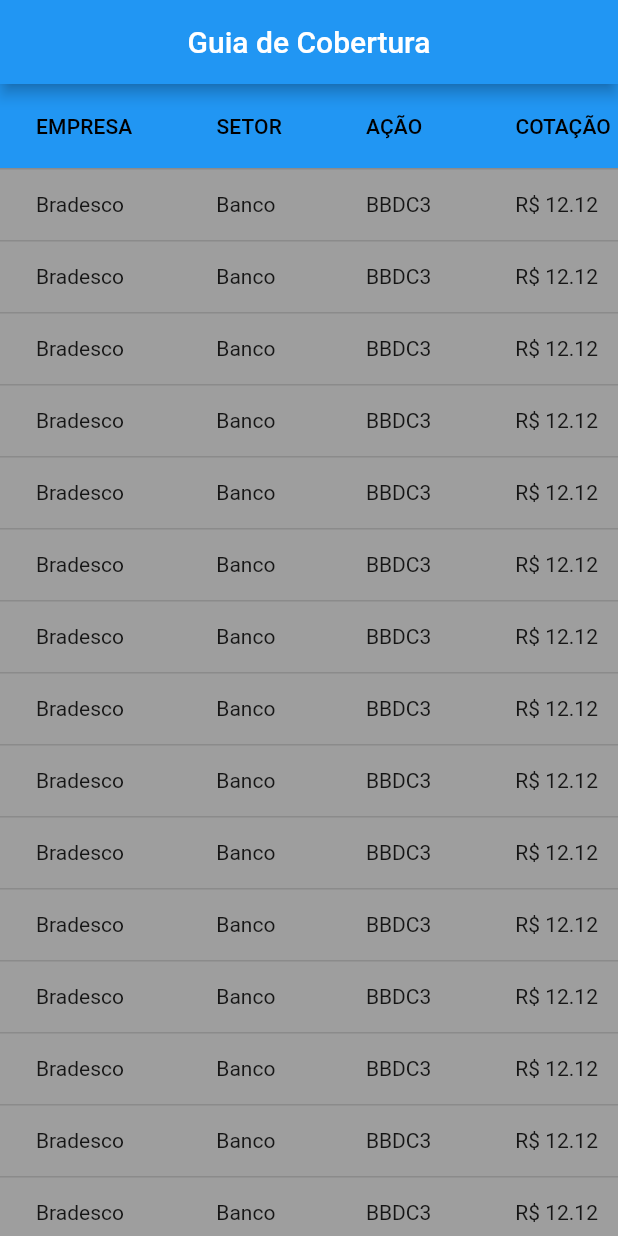
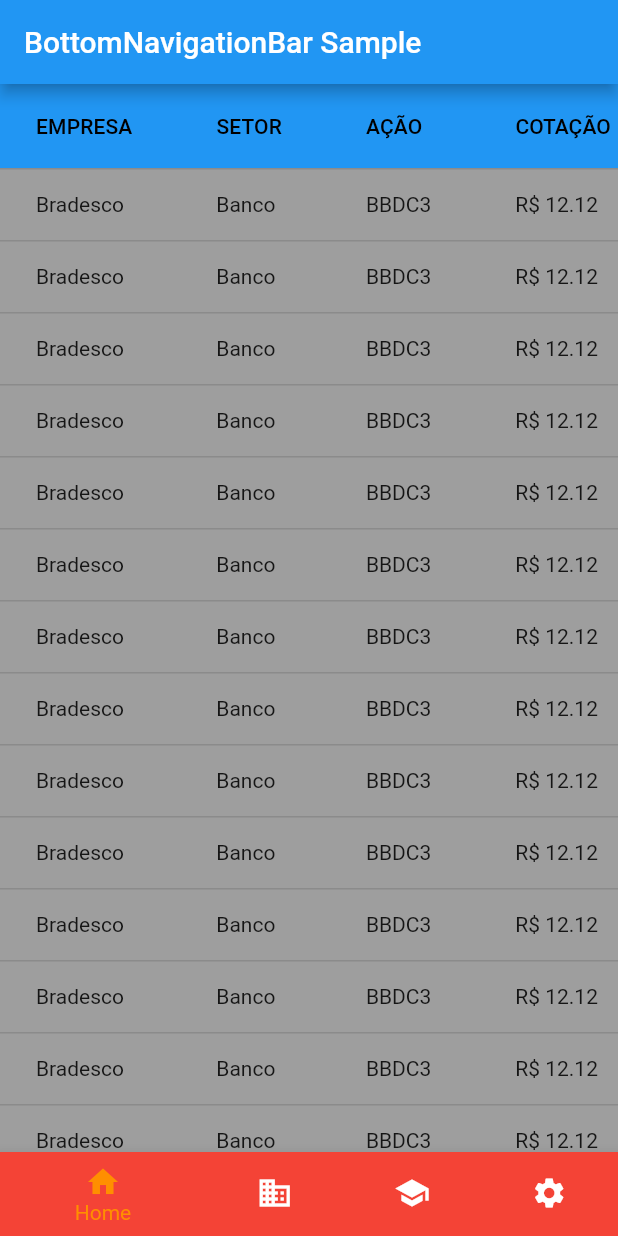
Before and after one commit to douglasalipio/projetopiloto, a Flutter app: the screen it shows after launch, on a phone screen of 412 x 824 dp. Run offline on Flutter 3.47's test engine with Material 2 defaults, Android fonts, the phone set to English and light mode, and no system bars; our stand-ins replace dartz, equatable, firebase_auth, google_sign_in; accounts and stored records are empty.

Commit message:
Move files to app folder and add bottom menu.

```diff
--- a/lib/main.dart
+++ b/lib/app/app.dart
@@ -1,5 +1,5 @@
 import 'package:flutter/material.dart';
-import 'package:projeto_piloto/pages/home_page.dart';
+import 'package:projeto_piloto/app/home/home_page.dart';
 
 void main() {
   runApp(MyApp());
--- /dev/null
+++ b/lib/app/home/home_page.dart
@@ -0,0 +1,61 @@
+import 'package:flutter/material.dart';
+import 'package:projeto_piloto/app/wallet/fiis_wallet_page.dart';
+
+/// This is the stateful widget that the main application instantiates.
+class HomePage extends StatefulWidget {
+  const HomePage({Key? key}) : super(key: key);
+
+  @override
+  State<HomePage> createState() => _HomePageState();
+}
+
+/// This is the private State class that goes with MyStatefulWidget.
+class _HomePageState extends State<HomePage> {
+  int _selectedIndex = 0;
+  final List _widgetOptions = [FiisWalletPage(), FiisWalletPage(),FiisWalletPage(),FiisWalletPage()];
+
+  void _onItemTapped(int index) {
+    setState(() {
+      _selectedIndex = index;
+    });
+  }
+
+  @override
+  Widget build(BuildContext context) {
+    return Scaffold(
+      appBar: AppBar(
+        title: const Text('BottomNavigationBar Sample'),
+      ),
+      body: Center(
+        child: _widgetOptions.elementAt(_selectedIndex),
+      ),
+      bottomNavigationBar: BottomNavigationBar(
+        items: const <BottomNavigationBarItem>[
+          BottomNavigationBarItem(
+            icon: Icon(Icons.home),
+            label: 'Home',
+            backgroundColor: Colors.red,
+          ),
+          BottomNavigationBarItem(
+            icon: Icon(Icons.business),
+            label: 'Business',
+            backgroundColor: Colors.green,
+          ),
+          BottomNavigationBarItem(
+            icon: Icon(Icons.school),
+            label: 'School',
+            backgroundColor: Colors.purple,
+          ),
+          BottomNavigationBarItem(
+            icon: Icon(Icons.settings),
+            label: 'Settings',
+            backgroundColor: Colors.pink,
+          ),
+        ],
+        currentIndex: _selectedIndex,
+        selectedItemColor: Colors.amber[800],
+        onTap: _onItemTapped,
+      ),
+    );
+  }
+}
--- a/lib/pages/home_page.dart
+++ b/lib/app/wallet/fiis_wallet_page.dart
@@ -2,14 +2,11 @@
 import 'package:projeto_piloto/provider/stocks_data_provider.dart';
 import 'package:provider/provider.dart';
 
-class HomePage extends StatelessWidget {
+class FiisWalletPage extends StatelessWidget {
+
   @override
   Widget build(BuildContext context) {
     return Scaffold(
-      appBar: AppBar(
-        centerTitle: true,
-        title: Text('Guia de Cobertura'),
-      ),
       body: ChangeNotifierProvider<StocksDataProvider>(
         create: (context) => StocksDataProvider(),
         child: Consumer<StocksDataProvider>(
@@ -24,8 +21,10 @@
               // Data table widget in not scrollable so we have to wrap it in a scroll view when we have a large data set..
               child: SingleChildScrollView(
                 child: DataTable(
-                  dataRowColor: MaterialStateColor.resolveWith((states) => Colors.grey),
-                  headingRowColor: MaterialStateColor.resolveWith((states) => Colors.blue),
+                  dataRowColor:
+                      MaterialStateColor.resolveWith((states) => Colors.grey),
+                  headingRowColor:
+                      MaterialStateColor.resolveWith((states) => Colors.blue),
                   columns: [
                     DataColumn(
                         label: Text('EMPRESA', textAlign: TextAlign.left),
@@ -40,7 +39,8 @@
                         label: Text('COTAÇÃO', textAlign: TextAlign.center),
                         tooltip: 'represents email address of the user'),
                     DataColumn(
-                        label: Text('VARIAÇÃO DIA', textAlign: TextAlign.center),
+                        label:
+                            Text('VARIAÇÃO DIA', textAlign: TextAlign.center),
                         tooltip: 'represents phone number of the user'),
                     DataColumn(
                         label: Text('PREÇO TETO', textAlign: TextAlign.center),
@@ -49,7 +49,8 @@
                         label: Text('PREÇO JUSTO', textAlign: TextAlign.center),
                         tooltip: 'represents phone number of the user'),
                     DataColumn(
-                        label: Text('DATA DA ATUALIZAÇÃO DO VALUATION', textAlign: TextAlign.center),
+                        label: Text('DATA DA ATUALIZAÇÃO DO VALUATION',
+                            textAlign: TextAlign.center),
                         tooltip: 'represents if user is verified.'),
                     DataColumn(
                         label: Text('RISCO'),
@@ -85,12 +86,18 @@
                           DataRow(
                               // List<DataCell> cells is required in every row
                               cells: [
-                                DataCell(Text(data.empresa, textAlign: TextAlign.right)),
-                                DataCell(Text(data.setor, textAlign: TextAlign.center)),
-                                DataCell(Text(data.acao, textAlign: TextAlign.center)),
-                                DataCell(Text(data.cotacao, textAlign: TextAlign.center)),
-                                DataCell(Text(data.variacao_dia, textAlign: TextAlign.center)),
-                                DataCell(Text(data.preco_teto, textAlign: TextAlign.right)),
+                                DataCell(Text(data.empresa,
+                                    textAlign: TextAlign.right)),
+                                DataCell(Text(data.setor,
+                                    textAlign: TextAlign.center)),
+                                DataCell(Text(data.acao,
+                                    textAlign: TextAlign.center)),
+                                DataCell(Text(data.cotacao,
+                                    textAlign: TextAlign.center)),
+                                DataCell(Text(data.variacao_dia,
+                                    textAlign: TextAlign.center)),
+                                DataCell(Text(data.preco_teto,
+                                    textAlign: TextAlign.right)),
                                 DataCell(Text(data.preco_justo)),
                                 DataCell(Text(data.data_valuation)),
                                 DataCell(Text(data.risco)),
--- a/pubspec.yaml
+++ b/pubspec.yaml
@@ -41,6 +41,7 @@
   shared_preferences: ^0.5.7
   provider: ^6.0.1
   dartz: ^0.10.0
+  table_sticky_headers: ^2.0.0
 
 
 dev_dependencies:
```
Also changed, not shown: pubspec.lock.
